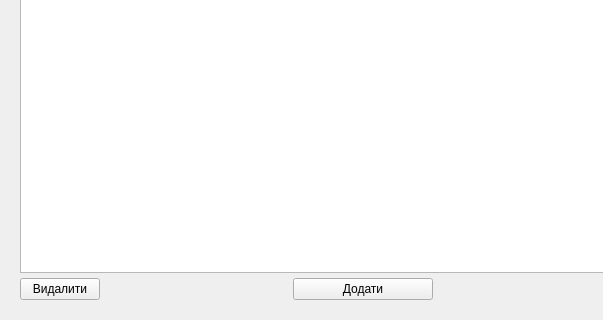
Old version of the form src/View/MenuAdmin/menuemployees.ui in the repository Fyz-dev/GunStore; both pictures show x 0 to 603 and y 127 to 447 of the 786 by 447 pixel window.
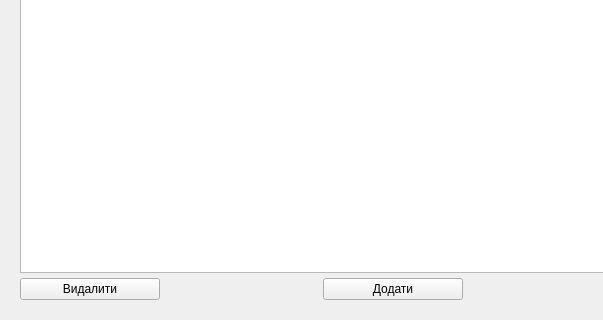
New version of the form.

What changed in the file:
```diff
--- a/src/View/MenuAdmin/menuemployees.ui
+++ b/src/View/MenuAdmin/menuemployees.ui
@@ -36,6 +36,12 @@
     <layout class="QHBoxLayout" name="horizontalLayout_8">
      <item>
       <widget class="QPushButton" name="buttonDeleteEmployees">
+       <property name="minimumSize">
+        <size>
+         <width>140</width>
+         <height>0</height>
+        </size>
+       </property>
        <property name="text">
         <string>Видалити</string>
        </property>
@@ -56,6 +62,12 @@
      </item>
      <item>
       <widget class="QPushButton" name="buttonAddEmployees">
+       <property name="sizePolicy">
+        <sizepolicy hsizetype="Fixed" vsizetype="Fixed">
+         <horstretch>0</horstretch>
+         <verstretch>0</verstretch>
+        </sizepolicy>
+       </property>
        <property name="minimumSize">
         <size>
          <width>140</width>
```
